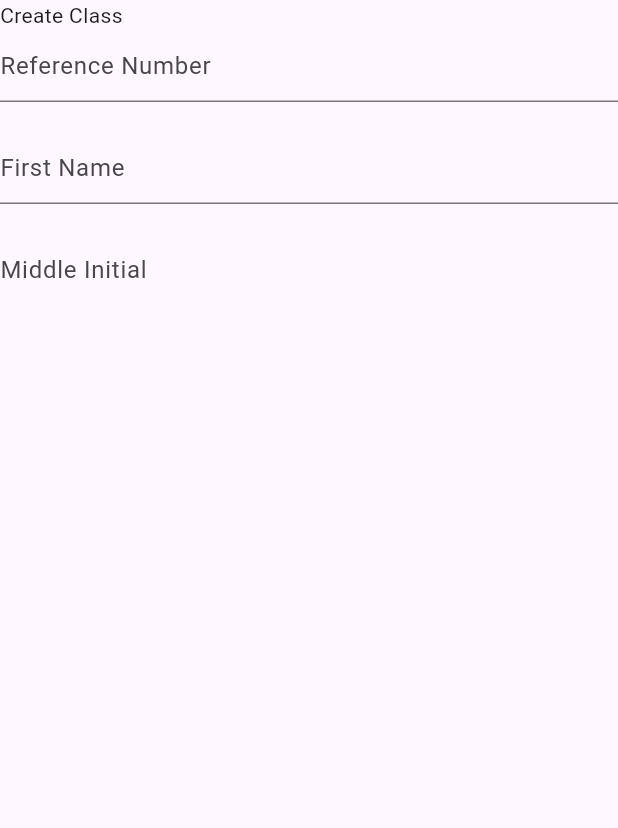
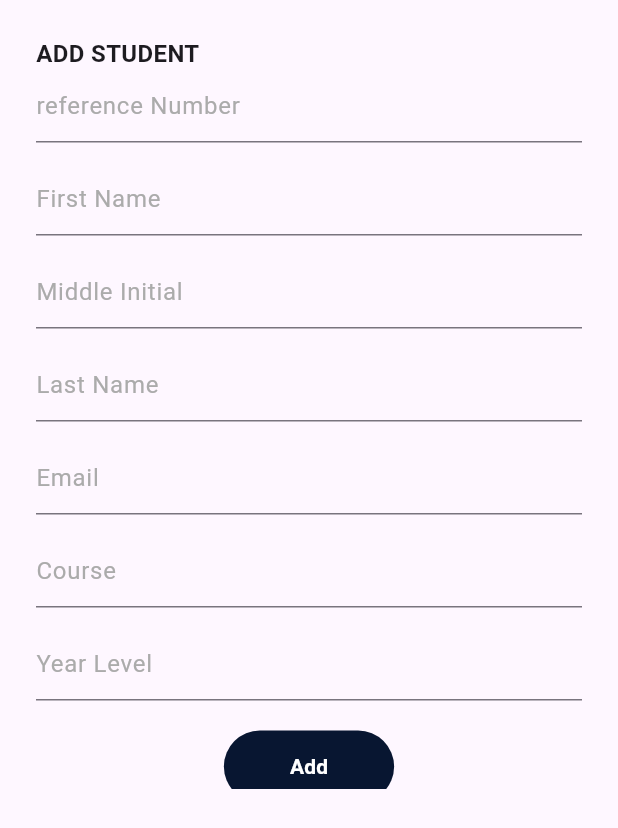
Before and after one commit to Amawers/attendifyyy, a Flutter app: the CreateStudent widget shown alone on an empty page, opened directly with empty values, on a phone screen of 412 x 824 dp. Shown: the top 828 px of the screen. Run offline on Flutter 3.47's test engine with Material 3 defaults, Android fonts, the phone set to English and light mode, and no system bars; our stand-ins replace shared_preferences; accounts and stored records are empty.

Commit message:
style: add based UI for create student

```diff
--- a/lib/create_students/create_students.dart
+++ b/lib/create_students/create_students.dart
@@ -1,7 +1,6 @@
 import 'dart:convert';
 import 'package:attendifyyy/api_connection/api_connection.dart';
 import 'package:attendifyyy/authentication/user_preferences/user_preferences.dart';
-import 'package:attendifyyy/bottom_nav_bar.dart';
 import 'package:flutter/material.dart';
 import 'package:http/http.dart' as http;
 
@@ -41,8 +40,10 @@ class _ListOfStudentsScreenState extends State<ListOfStudentsScreen> {
       'subject_id': widget.subject_id ?? '',
       'teacher_id': teacherId
     };
+    try {
       final response =
           await http.get(Uri.parse(Api.listOfStudents), headers: headers);
+
       if (response.statusCode == 200) {
         setState(() {
           studentList = jsonDecode(response.body);
@@ -51,6 +52,9 @@ class _ListOfStudentsScreenState extends State<ListOfStudentsScreen> {
       } else {
         print("nag error conenct sa backend");
       }
+    } catch (error) {
+      print("kani nag eror $error");
+    }
   }
 
   @override
@@ -58,11 +62,30 @@ class _ListOfStudentsScreenState extends State<ListOfStudentsScreen> {
     return Scaffold(
       appBar: AppBar(
           leading: IconButton(
-            icon: Icon(Icons.arrow_back, color: Colors.black),
+              icon: const Icon(Icons.arrow_back, color: Colors.black),
               onPressed: () => Navigator.pop(context)),
-        title: const Text('Students List'),
+          title:
+              Column(crossAxisAlignment: CrossAxisAlignment.start, children: [
+            const Text(
+              'Student List',
+              style: TextStyle(
+                color: Color(0xff081631),
+                fontSize: 20,
               ),
-      body: ListView.builder(
+            ),
+            Text(
+              '${widget.subject_name}',
+              style: const TextStyle(
+                color: Color(0xff081631),
+                fontSize: 12,
+              ),
+            ),
+          ])),
+      /*
+      * display empty of studentlist is empty
+      * */
+      body: (studentList.isEmpty) ? const Center(child: Text('Empty')) : ListView.builder(
+          padding: const EdgeInsets.all(14.0),
           itemCount: studentList.length,
           itemBuilder: (context, index) {
             return ListOfStudentsWidget(
@@ -71,7 +94,8 @@ class _ListOfStudentsScreenState extends State<ListOfStudentsScreen> {
                 grade_level:
                 studentList[index]['grade_level'] ?? 'No grade level');
           }),
-      floatingActionButton: FloatingActionButton(
+      floatingActionButton: FloatingActionButton.extended(
+        backgroundColor: const Color(0xFF081631),
         onPressed: () {
           showDialog(
               context: context,
@@ -80,8 +104,12 @@ class _ListOfStudentsScreenState extends State<ListOfStudentsScreen> {
                       section_id: widget.section_id,
                       subject_id: widget.subject_id)));
         },
-        child: const Text('Add Student',
-            style: TextStyle(fontSize: 12, fontWeight: FontWeight.bold)),
+        icon: const Icon(Icons.add, color: Colors.white),
+        label: const Text('Add Student',
+            style: TextStyle(
+                fontSize: 14,
+                fontWeight: FontWeight.bold,
+                color: Colors.white)),
       ),
     );
   }
@@ -99,32 +127,60 @@ class ListOfStudentsWidget extends StatelessWidget {
 
   @override
   Widget build(BuildContext context) {
-    return Row(mainAxisAlignment: MainAxisAlignment.spaceBetween, children: [
-      Column(
+    return Container(
+      margin: const EdgeInsets.only(bottom: 14.0),
+      padding: const EdgeInsets.symmetric(vertical: 10.0, horizontal: 20.0),
+      decoration: BoxDecoration(
+        borderRadius: BorderRadius.circular(10.0),
+        color: const Color(0xff081631),
+      ),
+      child: Column(
+        crossAxisAlignment: CrossAxisAlignment.start,
         children: [
-          Text(first_name),
+          Text("$first_name $last_name",
+              style: const TextStyle(
+                  color: Colors.white,
+                  fontSize: 20.0,
+                  fontWeight: FontWeight.bold)),
           const SizedBox(width: 50),
-          Text(last_name),
+          Text(grade_level,
+              style: const TextStyle(
+                  color: Colors.white,
+                  fontSize: 14.0)),
         ],
       ),
-      const SizedBox(width: 50),
-      Text(grade_level)
-    ]);
+    );
   }
 }
 
-class CreateStudent extends StatelessWidget {
+class CreateStudent extends StatefulWidget {
   String? section_id;
   String? subject_id;
   CreateStudent({required this.section_id, required this.subject_id});
 
+  @override
+  State<CreateStudent> createState() => _CreateStudentState();
+}
+
+class _CreateStudentState extends State<CreateStudent> {
   TextEditingController referenceNumberController = TextEditingController();
+
   TextEditingController firstNameController = TextEditingController();
+
   TextEditingController middleInitialController = TextEditingController();
+
   TextEditingController lastNameController = TextEditingController();
+
   TextEditingController emailController = TextEditingController();
+
   TextEditingController courseController = TextEditingController();
+
   TextEditingController gradeLevelController = TextEditingController();
+
+  @override
+  void initState() {
+    super.initState();
+  }
 
   Future<void> createStudent() async {
     final response = await http.post(Uri.parse(Api.createStudent), body: {
@@ -135,8 +191,8 @@ class CreateStudent extends StatelessWidget {
       'email': emailController.text,
       'course': courseController.text,
       'grade_level': gradeLevelController.text,
-      'section_id': section_id,
-      'subject_id': subject_id
+      'section_id': widget.section_id,
+      'subject_id': widget.subject_id
     });
 
     if (response.statusCode == 200) {
@@ -149,52 +205,93 @@ class CreateStudent extends StatelessWidget {
   @override
   Widget build(BuildContext context) {
     return Container(
-      height: 200,
+      height: 550,
+      padding: const EdgeInsets.all(24.0),
       child: ListView(
         children: [
-          const Text('Create Class'),
+          const Text('ADD STUDENT',
+              style: TextStyle(
+                fontWeight: FontWeight.bold,
+                fontSize: 16.0,
+              )),
           Form(
               child: Column(children: [
             TextFormField(
               controller: referenceNumberController,
-              decoration: const InputDecoration(hintText: 'Reference Number'),
+              decoration: const InputDecoration(
+                  hintText: 'reference Number',
+                  hintStyle: TextStyle(
+                      fontWeight: FontWeight.normal, color: Color(0xFFABABAB))),
+            ),
+            const SizedBox(height: 14),
+            TextFormField(
+              controller: firstNameController,
+              decoration: const InputDecoration(
+                  hintText: 'First Name',
+                  hintStyle: TextStyle(
+                      fontWeight: FontWeight.normal, color: Color(0xFFABABAB))),
+            ),
+            const SizedBox(height: 14),
+            TextFormField(
+              controller: middleInitialController,
+              decoration: const InputDecoration(
+                  hintText: 'Middle Initial',
+                  hintStyle: TextStyle(
+                      fontWeight: FontWeight.normal, color: Color(0xFFABABAB))),
+            ),
+            const SizedBox(height: 14),
+            TextFormField(
+              controller: lastNameController,
+              decoration: const InputDecoration(
+                  hintText: 'Last Name',
+                  hintStyle: TextStyle(
+                      fontWeight: FontWeight.normal, color: Color(0xFFABABAB))),
+            ),
+            const SizedBox(height: 14),
+            TextFormField(
+              controller: emailController,
+              decoration: const InputDecoration(
+                  hintText: 'Email',
+                  hintStyle: TextStyle(
+                      fontWeight: FontWeight.normal, color: Color(0xFFABABAB))),
+            ),
+            const SizedBox(height: 14),
+            TextFormField(
+              controller: courseController,
+              decoration: const InputDecoration(
+                  hintText: 'Course',
+                  hintStyle: TextStyle(
+                      fontWeight: FontWeight.normal, color: Color(0xFFABABAB))),
+            ),
+            const SizedBox(height: 14),
+            TextFormField(
+              controller: gradeLevelController,
+              decoration: const InputDecoration(
+                  hintText: 'Year Level',
+                  hintStyle: TextStyle(
+                      fontWeight: FontWeight.normal, color: Color(0xFFABABAB))),
             ),
             const SizedBox(height: 20),
-            TextFormField(
-              controller: firstNameController,
-              decoration: const InputDecoration(hintText: 'First Name'),
-            ),
-            const SizedBox(height: 20),
-            TextFormField(
-              controller: middleInitialController,
-              decoration: const InputDecoration(hintText: 'Middle Initial'),
-            ),
-            const SizedBox(height: 20),
-            TextFormField(
-              controller: lastNameController,
-              decoration: const InputDecoration(hintText: 'Last Name'),
-            ),
-            const SizedBox(height: 20),
-            TextFormField(
-              controller: emailController,
-              decoration: const InputDecoration(hintText: 'Email'),
-            ),
-            const SizedBox(height: 20),
-            TextFormField(
-              controller: courseController,
-              decoration: const InputDecoration(hintText: 'Course'),
-            ),
-            const SizedBox(height: 20),
-            TextFormField(
-              controller: gradeLevelController,
-              decoration: const InputDecoration(hintText: 'Grade Level'),
-            ),
-            const SizedBox(height: 20),
-            ElevatedButton(
+            TextButton(
                 onPressed: () {
                   createStudent();
+                  Navigator.of(context, rootNavigator: true).pop(); //close dialog
+                  setState(() {});
                 },
-                child: const Text("Create"))
+                style: ButtonStyle(
+                  padding: MaterialStateProperty.all<EdgeInsets>(
+                      const EdgeInsets.symmetric(
+                          vertical: 14.0, horizontal: 44.0)),
+                  backgroundColor: MaterialStateProperty.all<Color>(
+                    const Color(0xFF081631),
+                  ),
+                ),
+                child: const Text("Add",
+                    style: TextStyle(
+                        backgroundColor: Color(0xFF081631),
+                        fontSize: 14,
+                        fontWeight: FontWeight.bold,
+                        color: Colors.white)))
           ]))
         ],
       ),
--- a/lib/create_subjects/create_subjects.dart
+++ b/lib/create_subjects/create_subjects.dart
@@ -60,7 +60,7 @@ class _ListOfSubjectsState extends State<ListOfSubjects> {
                 MaterialPageRoute(builder: (context) => const BottomNavBar()))),
         title: const Text('Subject List'),
       ),
-      body: ListView.builder(
+      body: (converted.isEmpty) ? const Center(child: Text('Empty')) : ListView.builder(
           padding: const EdgeInsets.all(14.0),
           itemCount: converted.length,
           itemBuilder: (context, index) {
@@ -122,7 +122,7 @@ class ListOfSubjectsWidget extends StatelessWidget {
             onPressed: () {
               showDialog(
                   context: context,
-                  builder: (BuildContext context) => Dialog(
+                  builder: (BuildContext context) => Dialog.fullscreen(
                       child: ListOfStudentsScreen(
                           section_id: section_id,
                           subject_code: subject_code,
@@ -242,6 +242,7 @@ class _CreateSubject extends State<CreateSubject> {
             TextButton(
                 onPressed: () {
                   createSubject();
+                  Navigator.of(context, rootNavigator: true).pop(); //close dialog
                 },
                 style: ButtonStyle(
                   padding: MaterialStateProperty.all<EdgeInsets>(
```
Lines whose indentation alone changed are shown as unchanged.
